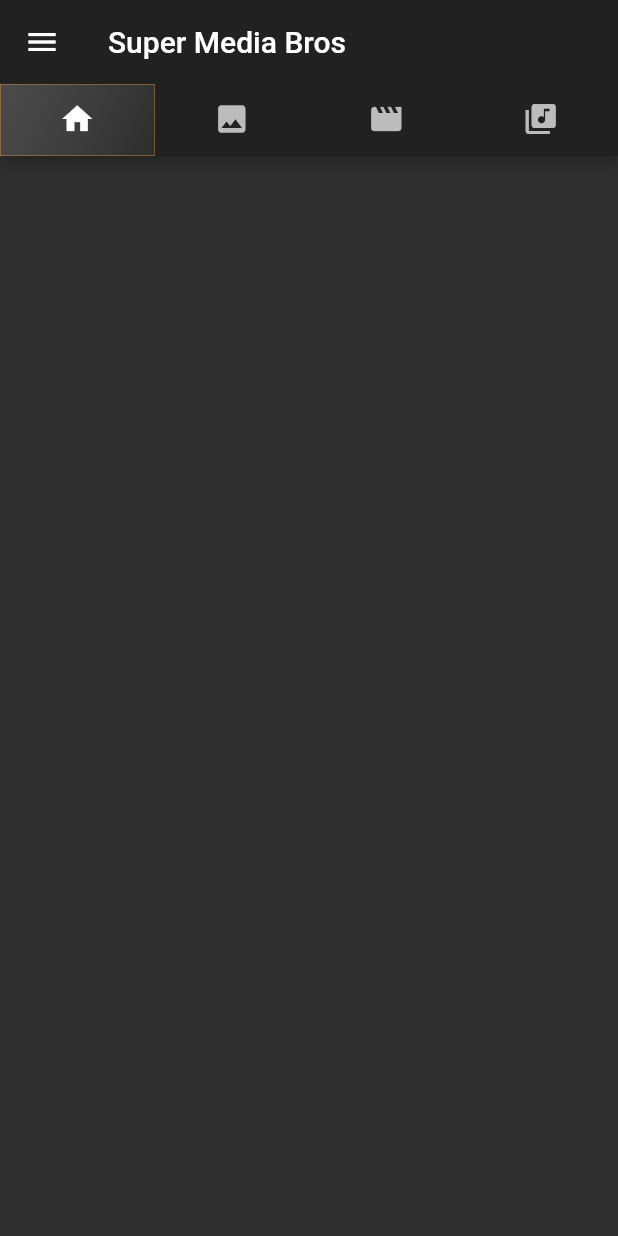
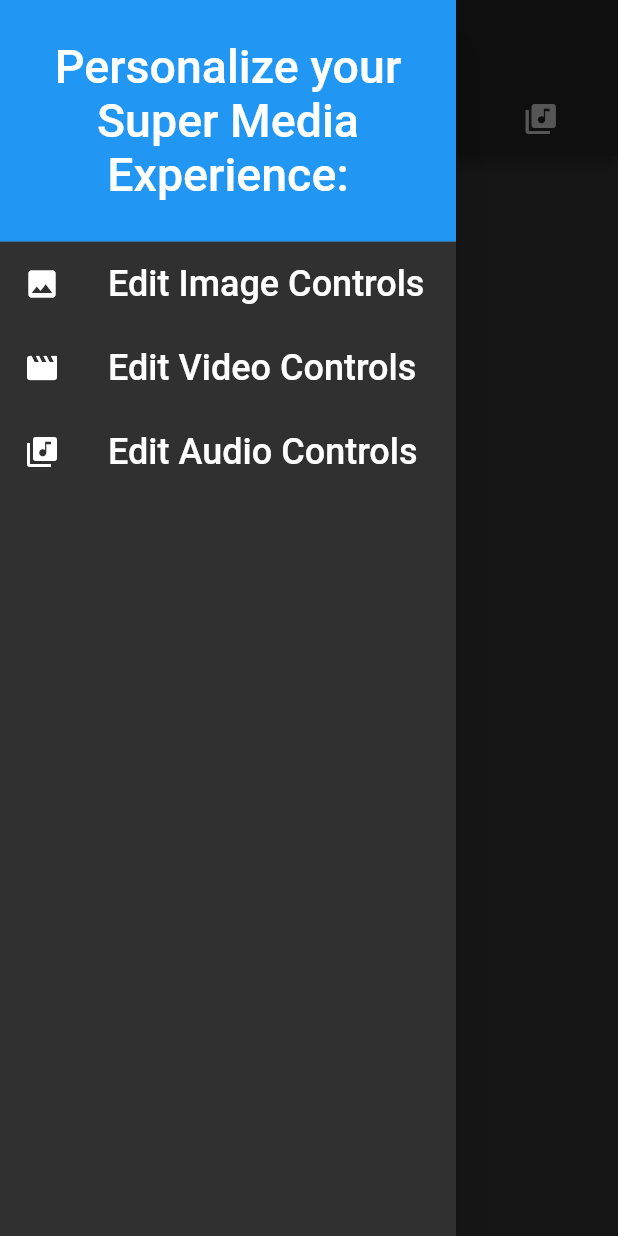
Before and after one commit to stephenmorgandevelopment/super_media_bros_3, a Flutter app: the screen it shows after launch, with the side drawer open (before the commit the screen has no drawer), on a phone screen of 412 x 824 dp. Run offline on Flutter 3.47's test engine with Material 2 defaults, Android fonts, the phone set to English and light mode, and no system bars; our stand-ins replace permission_handler, rxdart, shared_preferences, video_player.

Commit message:
Added drawer to main tab pager that opens controls edit screen.  Drag and drop not yet implemented.

```diff
--- /dev/null
+++ b/lib/bloc/media_controller_edit_bloc.dart
@@ -0,0 +1,57 @@
+
+
+import 'package:rxdart/rxdart.dart';
+import 'package:super_media_bros_3/bloc/media_bloc.dart';
+import 'package:super_media_bros_3/bloc/media_controller_bloc.dart';
+import 'package:super_media_bros_3/models/media_data.dart';
+
+class MediaControllerEditBloc implements MediaControllerBloc {
+  late MediaBloc bloc;
+  late Future<void> initializeControllerFuture;
+
+  MediaControllerEditBloc(this.bloc) {
+    initializeControllerFuture = initController();
+  }
+
+  bool get isPlaying => true;
+  Duration get duration => Duration(seconds: 105);
+  double get durationSeconds => duration.inSeconds.toDouble();
+  double get currentPosition => Duration(seconds: 47).inSeconds.toDouble();
+  double get playSpeed => 1.0;
+  bool get isLooping => false;
+
+  void seekTo(int time) {
+
+  }
+
+  Future<void> initController() async {
+
+  }
+
+  void dispose() {
+
+  }
+
+  void initAsVideo() {
+
+  }
+
+  @override
+  // TODO: implement controller
+  get controller => throw UnimplementedError();
+
+  @override
+  // TODO: implement currentPositionStream
+  Stream<double> get currentPositionStream => BehaviorSubject.seeded(currentPosition);
+
+  @override
+  set looper(bool loop) {
+    // TODO: implement looper
+  }
+
+  @override
+  set speed(double speed) {
+    // TODO: implement speed
+  }
+
+}
--- a/lib/widgets/controls/edit_controls_widget.dart
+++ b/lib/widgets/controls/edit_controls_widget.dart
@@ -33,7 +33,8 @@ class _EditControlsState extends State<EditControls> {
         break;
       case Type.AUDIO:
         title = "Edit:Audio";
-        //controls = AudioControls;
+        controls = VideoControls(callback);
+        // controls = AudioControls;
         break;
     }
 
@@ -47,6 +48,7 @@ class _EditControlsState extends State<EditControls> {
       body: Stack(
         children: [
           Container(
+            constraints: BoxConstraints.expand(),
             child: Image.asset(
               'images/thumbs.png',
               fit: BoxFit.fill,
--- a/lib/widgets/controls/media_controller_bloc_provider.dart
+++ b/lib/widgets/controls/media_controller_bloc_provider.dart
@@ -1,24 +1,30 @@
-
-
 import 'package:flutter/cupertino.dart';
 import 'package:super_media_bros_3/bloc/media_controller_bloc.dart';
 import 'package:super_media_bros_3/bloc/media_bloc.dart';
+import 'package:super_media_bros_3/bloc/media_controller_edit_bloc.dart';
+import 'package:super_media_bros_3/models/media_data.dart';
 
 class MediaControllerBlocProvider extends InheritedWidget {
   final MediaControllerBloc controllerBloc;
+
   MediaBloc get mediaBloc => controllerBloc.bloc;
 
-  MediaControllerBlocProvider(
-      MediaBloc _bloc, {Key? key, Widget child = const Text("Unknown error.")})
+  MediaControllerBlocProvider(MediaBloc _bloc,
+      {Key? key, Widget child = const Text("Unknown error.")})
       : controllerBloc = MediaControllerBloc(_bloc),
+        super(key: key, child: child);
+
+  MediaControllerBlocProvider.forEditScreen(Type type,
+      {Key? key, Widget child = const Text("Unknown error.")})
+      : controllerBloc = MediaControllerEditBloc(MediaBloc.empty(type)),
         super(key: key, child: child);
 
   @override
   bool updateShouldNotify(MediaControllerBlocProvider old) {
-    if(controllerBloc.currentPosition != old.controllerBloc.currentPosition) {
+    if (controllerBloc.currentPosition != old.controllerBloc.currentPosition) {
       return true;
     }
-    if(mediaBloc.currentIndex != old.mediaBloc.currentIndex) {
+    if (mediaBloc.currentIndex != old.mediaBloc.currentIndex) {
       return true;
     }
     return false;
@@ -27,6 +33,6 @@ class MediaControllerBlocProvider extends InheritedWidget {
   static MediaControllerBloc of(BuildContext context) {
     return
       (context.dependOnInheritedWidgetOfExactType<MediaControllerBlocProvider>()
-        as MediaControllerBlocProvider).controllerBloc;
+      as MediaControllerBlocProvider).controllerBloc;
   }
 }
--- a/lib/widgets/tabbed_pager.dart
+++ b/lib/widgets/tabbed_pager.dart
@@ -33,7 +33,6 @@ const Key AUDIO_KEY = Key(AUDIO_TAG);
 
 class _MediaTabPagerState extends State<MediaTabPager>
     with SingleTickerProviderStateMixin {
-
   static const List<Tab> homeTabs = <Tab>[
     Tab(
       icon: Icon(Icons.home),
@@ -62,7 +61,7 @@ class _MediaTabPagerState extends State<MediaTabPager>
   Widget build(BuildContext context) {
     return Scaffold(
       appBar: AppBar(
-          leading: menuBtn,
+          // leading: menuBtn,
           title: Text('Super Media Bros'),
           bottom: TabBar(
             controller: _tabController,
@@ -75,6 +74,51 @@ class _MediaTabPagerState extends State<MediaTabPager>
         children: homeTabs.map((Tab tab) {
           return MediaGridLayout(getBloc(tab));
         }).toList(),
+      ),
+      drawer: Drawer(
+        child: ListView(
+          padding: EdgeInsets.symmetric(horizontal: 0.0, vertical: 0.0),
+          children: [
+            DrawerHeader(
+              margin: EdgeInsets.all(0.0),
+              child: Center(
+                child: Text(
+                  "Personalize your\nSuper Media Experience:",
+                  style: drawerHeaderStyle,
+                  textAlign: TextAlign.center,
+                ),
+              ),
+              decoration: BoxDecoration(
+                color: Colors.blue,
+              ),
+              padding: EdgeInsets.all(0.0),
+            ),
+            ListTile(
+              leading: Icon(Icons.image),
+              title: Text(
+                "Edit Image Controls",
+                style: drawerTextStyle,
+              ),
+              onTap: () => editControls(Type.IMAGE),
+            ),
+            ListTile(
+              leading: Icon(Icons.movie),
+              onTap: () => editControls(Type.VIDEO),
+              title: Text(
+                "Edit Video Controls",
+                style: drawerTextStyle,
+              ),
+            ),
+            ListTile(
+              leading: Icon(Icons.library_music),
+              onTap: () => editControls(Type.AUDIO),
+              title: Text(
+                "Edit Audio Controls",
+                style: drawerTextStyle,
+              ),
+            ),
+          ],
+        ),
       ),
       // drawer: , // Settings menu eventually.
     );
@@ -92,8 +136,11 @@ class _MediaTabPagerState extends State<MediaTabPager>
     }
   }
 
-  Widget get menuBtn =>
-      IconButton(
+  get drawerTextStyle => TextStyle(color: Colors.white, fontSize: 24.0);
+
+  get drawerHeaderStyle => TextStyle(color: Colors.white, fontSize: 31.0);
+
+  Widget get menuBtn => IconButton(
         onPressed: () => editControls(Type.VIDEO),
         icon: Icon(
           Icons.menu_outlined,
@@ -102,18 +149,11 @@ class _MediaTabPagerState extends State<MediaTabPager>
       );
 
   void editControls(Type type) async {
-    var controller = VideoPlayerController.asset('images/test.mp4');
-    MediaData data = VideoData(Uri.parse(controller.dataSource), Source.LOCAL);
-    MediaBloc bloc = MediaBloc(<MediaData>[data], Type.VIDEO);
-    bloc.loadCurrentMedia();
-
-    controller.dispose();
     Navigator.push(
       context,
       MaterialPageRoute(
-          builder: (context) =>
-              MediaControllerBlocProvider(bloc,
-                  child: EditControls(type))),
+          builder: (context) => MediaControllerBlocProvider.forEditScreen(type,
+              child: EditControls(type))),
     );
   }
 }
--- a/pubspec.yaml
+++ b/pubspec.yaml
@@ -54,6 +54,7 @@ flutter:
     - images/menu.png
     - images/logo1.png
     - images/audio.png
+    - images/thumbs.png
 
   # To add assets to your application, add an assets section, like this:
   # assets:
```
Also changed, not shown: 2 other files.
